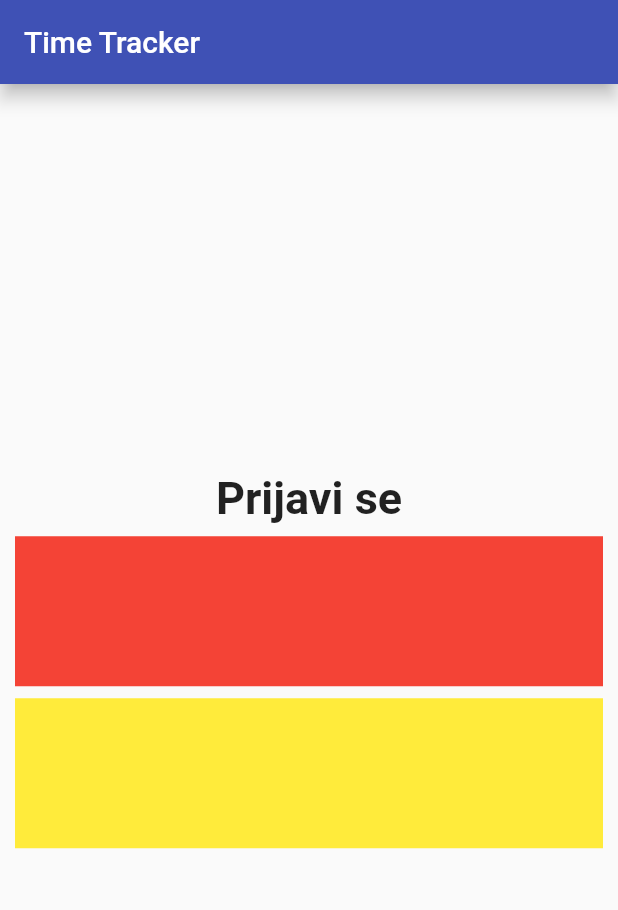
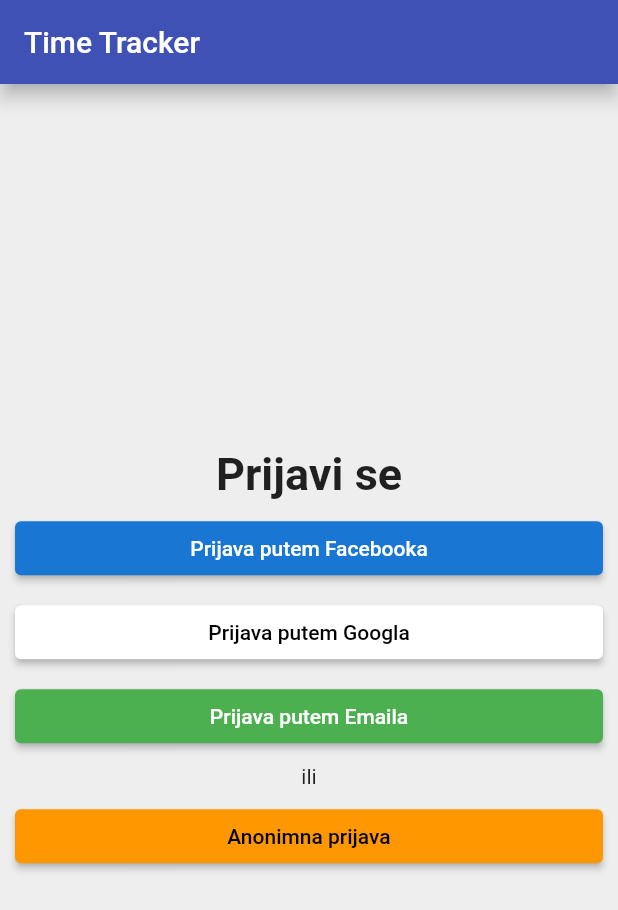
Before and after one commit to azemavdic/time_tracker_flutter, a Flutter app: the screen it shows after launch, on a phone screen of 412 x 824 dp. Shown: the top 910 px of the screen. Run offline on Flutter 3.47's test engine with Material 2 defaults, Android fonts, the phone set to English and light mode, and no system bars.

Commit message:
sign in button

```diff
--- /dev/null
+++ b/lib/app/common_widgets/custom_elevated_button.dart
@@ -0,0 +1,28 @@
+import 'package:flutter/material.dart';
+
+class CustomElevatedButton extends StatelessWidget {
+  CustomElevatedButton({
+    this.child,
+    this.onPressed,
+    this.backgroundColor = Colors.blue,
+    this.borderRadius = 4.0,
+  });
+  final Widget? child;
+  final VoidCallback? onPressed;
+  final Color backgroundColor;
+  final double borderRadius;
+
+  @override
+  Widget build(BuildContext context) {
+    return ElevatedButton(
+      onPressed: onPressed,
+      child: child,
+      style: ElevatedButton.styleFrom(
+        primary: backgroundColor,
+        shape: RoundedRectangleBorder(
+          borderRadius: BorderRadius.circular(borderRadius),
+        ),
+      ),
+    );
+  }
+}
--- /dev/null
+++ b/lib/app/sign_in/sign_in_button.dart
@@ -0,0 +1,18 @@
+import 'package:flutter/cupertino.dart';
+import 'package:time_tracker/app/common_widgets/custom_elevated_button.dart';
+
+class SignInButton extends CustomElevatedButton {
+  SignInButton({
+    String? text,
+    Color? backgroundColor,
+    Color? textColor,
+    VoidCallback? onPressed,
+  }) : super(
+          child: Text(
+            text!,
+            style: TextStyle(color: textColor),
+          ),
+          backgroundColor: backgroundColor!,
+          onPressed: onPressed,
+        );
+}
--- a/lib/app/sign_in/sign_in_page.dart
+++ b/lib/app/sign_in/sign_in_page.dart
@@ -1,4 +1,6 @@
 import 'package:flutter/material.dart';
+import 'package:time_tracker/app/common_widgets/custom_elevated_button.dart';
+import 'package:time_tracker/app/sign_in/sign_in_button.dart';
 
 class SignInPage extends StatelessWidget {
   @override
@@ -9,6 +11,7 @@ class SignInPage extends StatelessWidget {
         elevation: 5.0,
       ),
       body: _buildContent(),
+      backgroundColor: Colors.grey.shade200,
     );
   }
 
@@ -30,20 +33,44 @@ class SignInPage extends StatelessWidget {
           SizedBox(
             height: 8.0,
           ),
-          Container(
-            color: Colors.red,
-            child: SizedBox(
-              height: 100.0,
-            ),
+          SignInButton(
+            text: 'Prijava putem Facebooka',
+            textColor: Colors.white,
+            backgroundColor: Colors.blue.shade700,
+            onPressed: () {},
           ),
           SizedBox(
             height: 8.0,
           ),
-          Container(
-            color: Colors.yellow,
-            child: SizedBox(
-              height: 100.0,
+          CustomElevatedButton(
+            child: Text(
+              'Prijava putem Googla',
+              style: TextStyle(color: Colors.black),
             ),
+            backgroundColor: Colors.white,
+            onPressed: () {},
+          ),
+          SizedBox(height: 8.0),
+          CustomElevatedButton(
+            child: Text(
+              'Prijava putem Emaila',
+            ),
+            backgroundColor: Colors.green,
+            onPressed: () {},
+          ),
+          SizedBox(height: 8.0),
+          Text(
+            'ili',
+            textAlign: TextAlign.center,
+          ),
+          SizedBox(height: 8.0),
+          CustomElevatedButton(
+            child: Text(
+              'Anonimna prijava',
+              style: TextStyle(color: Colors.black),
+            ),
+            backgroundColor: Colors.orange,
+            onPressed: () {},
           ),
         ],
       ),
--- a/lib/main.dart
+++ b/lib/main.dart
@@ -9,6 +9,7 @@ class MyApp extends StatelessWidget {
   @override
   Widget build(BuildContext context) {
     return MaterialApp(
+      debugShowCheckedModeBanner: false,
       title: 'Time tracker',
       theme: ThemeData(
         primarySwatch: Colors.indigo,
```
Also changed, not shown: pubspec.lock.
